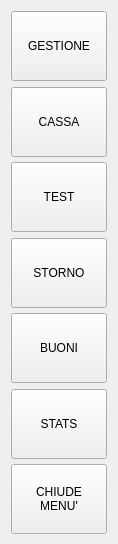
First picture: the form in src/operazionidlg.ui, repository mtonin/gestcassa, before the edit.
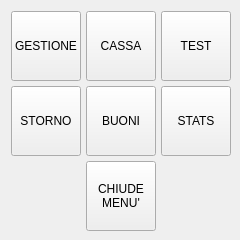
Second picture: the form after the edit. Icons and pictures are not drawn.

Commit message: - modificato menù funzioni

Diff of the .ui file:
```diff
--- a/src/operazionidlg.ui
+++ b/src/operazionidlg.ui
@@ -6,65 +6,27 @@
    <rect>
     <x>0</x>
     <y>0</y>
-    <width>118</width>
-    <height>544</height>
+    <width>240</width>
+    <height>240</height>
    </rect>
   </property>
   <property name="minimumSize">
    <size>
-    <width>118</width>
-    <height>544</height>
+    <width>240</width>
+    <height>240</height>
    </size>
   </property>
   <property name="maximumSize">
    <size>
-    <width>118</width>
-    <height>544</height>
+    <width>240</width>
+    <height>240</height>
    </size>
   </property>
   <property name="windowTitle">
    <string>Gestione Cassa</string>
   </property>
-  <layout class="QVBoxLayout" name="verticalLayout">
-   <item>
-    <widget class="QToolButton" name="gestioneBtn">
-     <property name="sizePolicy">
-      <sizepolicy hsizetype="MinimumExpanding" vsizetype="Expanding">
-       <horstretch>0</horstretch>
-       <verstretch>0</verstretch>
-      </sizepolicy>
-     </property>
-     <property name="minimumSize">
-      <size>
-       <width>70</width>
-       <height>70</height>
-      </size>
-     </property>
-     <property name="maximumSize">
-      <size>
-       <width>100</width>
-       <height>70</height>
-      </size>
-     </property>
-     <property name="text">
-      <string>GESTIONE</string>
-     </property>
-     <property name="icon">
-      <iconset resource="risorse.qrc">
-       <normaloff>:/GestCassa/gestione</normaloff>:/GestCassa/gestione</iconset>
-     </property>
-     <property name="iconSize">
-      <size>
-       <width>48</width>
-       <height>48</height>
-      </size>
-     </property>
-     <property name="toolButtonStyle">
-      <enum>Qt::ToolButtonTextUnderIcon</enum>
-     </property>
-    </widget>
-   </item>
-   <item>
+  <layout class="QGridLayout" name="gridLayout">
+   <item row="1" column="1">
     <widget class="QToolButton" name="cassaBtn">
      <property name="sizePolicy">
       <sizepolicy hsizetype="MinimumExpanding" vsizetype="Expanding">
@@ -102,45 +64,7 @@
      </property>
     </widget>
    </item>
-   <item>
-    <widget class="QToolButton" name="testBtn">
-     <property name="sizePolicy">
-      <sizepolicy hsizetype="MinimumExpanding" vsizetype="Expanding">
-       <horstretch>0</horstretch>
-       <verstretch>0</verstretch>
-      </sizepolicy>
-     </property>
-     <property name="minimumSize">
-      <size>
-       <width>70</width>
-       <height>70</height>
-      </size>
-     </property>
-     <property name="maximumSize">
-      <size>
-       <width>100</width>
-       <height>70</height>
-      </size>
-     </property>
-     <property name="text">
-      <string>TEST</string>
-     </property>
-     <property name="icon">
-      <iconset resource="risorse.qrc">
-       <normaloff>:/GestCassa/warning</normaloff>:/GestCassa/warning</iconset>
-     </property>
-     <property name="iconSize">
-      <size>
-       <width>48</width>
-       <height>48</height>
-      </size>
-     </property>
-     <property name="toolButtonStyle">
-      <enum>Qt::ToolButtonTextUnderIcon</enum>
-     </property>
-    </widget>
-   </item>
-   <item>
+   <item row="4" column="0">
     <widget class="QToolButton" name="stornoBtn">
      <property name="sizePolicy">
       <sizepolicy hsizetype="MinimumExpanding" vsizetype="Expanding">
@@ -181,7 +105,83 @@
      </property>
     </widget>
    </item>
-   <item>
+   <item row="1" column="0">
+    <widget class="QToolButton" name="gestioneBtn">
+     <property name="sizePolicy">
+      <sizepolicy hsizetype="MinimumExpanding" vsizetype="Expanding">
+       <horstretch>0</horstretch>
+       <verstretch>0</verstretch>
+      </sizepolicy>
+     </property>
+     <property name="minimumSize">
+      <size>
+       <width>70</width>
+       <height>70</height>
+      </size>
+     </property>
+     <property name="maximumSize">
+      <size>
+       <width>100</width>
+       <height>70</height>
+      </size>
+     </property>
+     <property name="text">
+      <string>GESTIONE</string>
+     </property>
+     <property name="icon">
+      <iconset resource="risorse.qrc">
+       <normaloff>:/GestCassa/gestione</normaloff>:/GestCassa/gestione</iconset>
+     </property>
+     <property name="iconSize">
+      <size>
+       <width>48</width>
+       <height>48</height>
+      </size>
+     </property>
+     <property name="toolButtonStyle">
+      <enum>Qt::ToolButtonTextUnderIcon</enum>
+     </property>
+    </widget>
+   </item>
+   <item row="1" column="2">
+    <widget class="QToolButton" name="testBtn">
+     <property name="sizePolicy">
+      <sizepolicy hsizetype="MinimumExpanding" vsizetype="Expanding">
+       <horstretch>0</horstretch>
+       <verstretch>0</verstretch>
+      </sizepolicy>
+     </property>
+     <property name="minimumSize">
+      <size>
+       <width>70</width>
+       <height>70</height>
+      </size>
+     </property>
+     <property name="maximumSize">
+      <size>
+       <width>100</width>
+       <height>70</height>
+      </size>
+     </property>
+     <property name="text">
+      <string>TEST</string>
+     </property>
+     <property name="icon">
+      <iconset resource="risorse.qrc">
+       <normaloff>:/GestCassa/warning</normaloff>:/GestCassa/warning</iconset>
+     </property>
+     <property name="iconSize">
+      <size>
+       <width>48</width>
+       <height>48</height>
+      </size>
+     </property>
+     <property name="toolButtonStyle">
+      <enum>Qt::ToolButtonTextUnderIcon</enum>
+     </property>
+    </widget>
+   </item>
+   <item row="4" column="1">
     <widget class="QToolButton" name="buoniBtn">
      <property name="sizePolicy">
       <sizepolicy hsizetype="MinimumExpanding" vsizetype="Expanding">
@@ -222,7 +222,7 @@
      </property>
     </widget>
    </item>
-   <item>
+   <item row="4" column="2">
     <widget class="QToolButton" name="statsBtn">
      <property name="sizePolicy">
       <sizepolicy hsizetype="MinimumExpanding" vsizetype="Expanding">
@@ -263,7 +263,7 @@
      </property>
     </widget>
    </item>
-   <item>
+   <item row="5" column="1">
     <widget class="QToolButton" name="chiudeBtn">
      <property name="sizePolicy">
       <sizepolicy hsizetype="MinimumExpanding" vsizetype="Expanding">
```
The commit also changes 2 other files.
